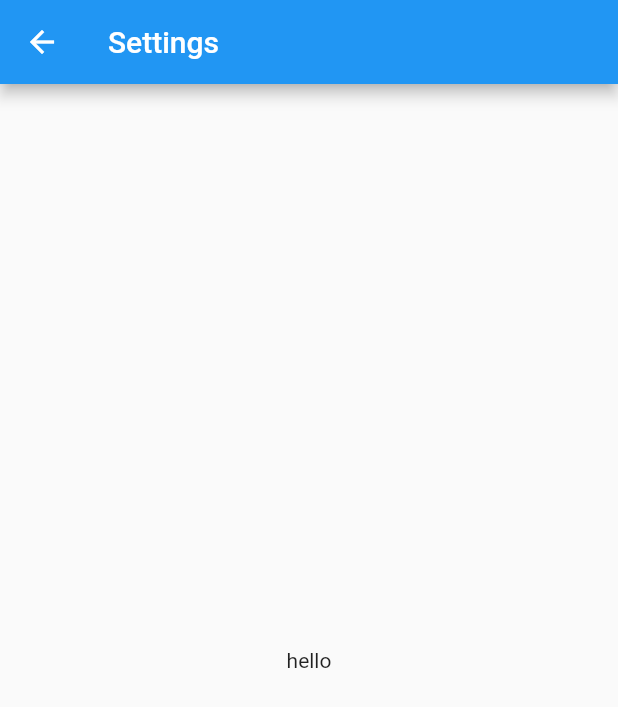
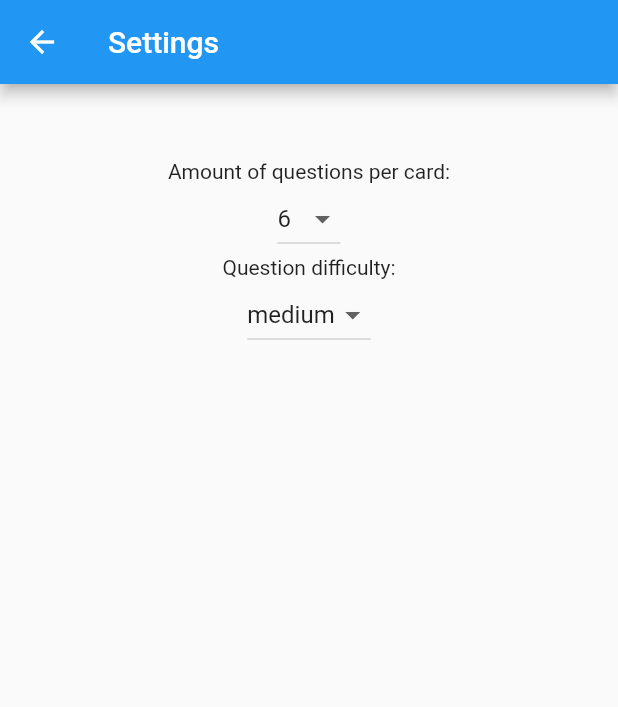
Before and after one commit to Golfeurs/Brnl3r, a Flutter app: the SettingsMenu screen opened directly, on a phone screen of 412 x 824 dp. Shown: the top 707 px of the screen. Run offline on Flutter 3.47's test engine with Material 2 defaults, Android fonts, the phone set to English and light mode, and no system bars; our stand-ins replace html_unescape.

Commit message:
Settings dropdown menus

```diff
--- a/lib/activities/settings_menu.dart
+++ b/lib/activities/settings_menu.dart
@@ -12,6 +12,20 @@ class SettingsMenu extends StatefulWidget {
 class _SettingsMenuState extends State<SettingsMenu> {
   List<String> amoutQ = ["3", "4", "5", "6", "7", "8", "9", "10"];
   List<String> difficulty = ["easy", "medium", "hard"];
+  var _amountDropdownValue = "6";
+  var _diffDropdownValue = "medium";
+
+  void amountDropdownCallback(String? selectedValue) {
+    if (selectedValue is String) {
+      setState(() => _amountDropdownValue = selectedValue);
+    }
+  }
+
+  void diffDropdownCallback(String? selectedValue) {
+    if (selectedValue is String) {
+      setState(() => _diffDropdownValue = selectedValue);
+    }
+  }
 
   @override
   Widget build(BuildContext context) {
@@ -19,7 +33,35 @@ class _SettingsMenuState extends State<SettingsMenu> {
       appBar: AppBar(
         title: const Text("Settings"),
       ),
-      body: const Center(child: Text("hello")),
+      body: Padding(
+        padding: const EdgeInsets.all(50.0),
+        child: Center(
+          child: Column(children: [
+            const Text("Amount of questions per card:"),
+            DropdownButton<String>(
+              items: amoutQ
+                  .map((e) => DropdownMenuItem(
+                        value: e,
+                        child: Text(e),
+                      ))
+                  .toList(),
+              value: _amountDropdownValue,
+              onChanged: amountDropdownCallback,
+            ),
+            const Text("Question difficulty:"),
+            DropdownButton<String>(
+              items: difficulty
+                  .map((e) => DropdownMenuItem(
+                        value: e,
+                        child: Text(e),
+                      ))
+                  .toList(),
+              value: _diffDropdownValue,
+              onChanged: diffDropdownCallback,
+            ),
+          ]),
+        ),
+      ),
     );
   }
 }
```
